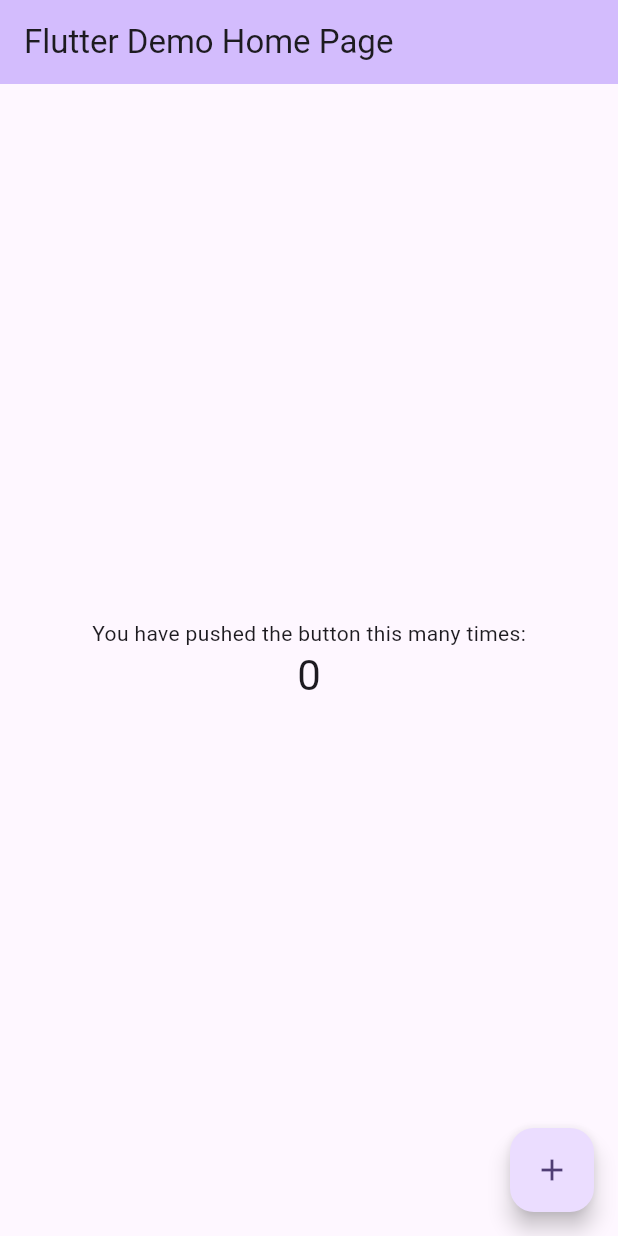
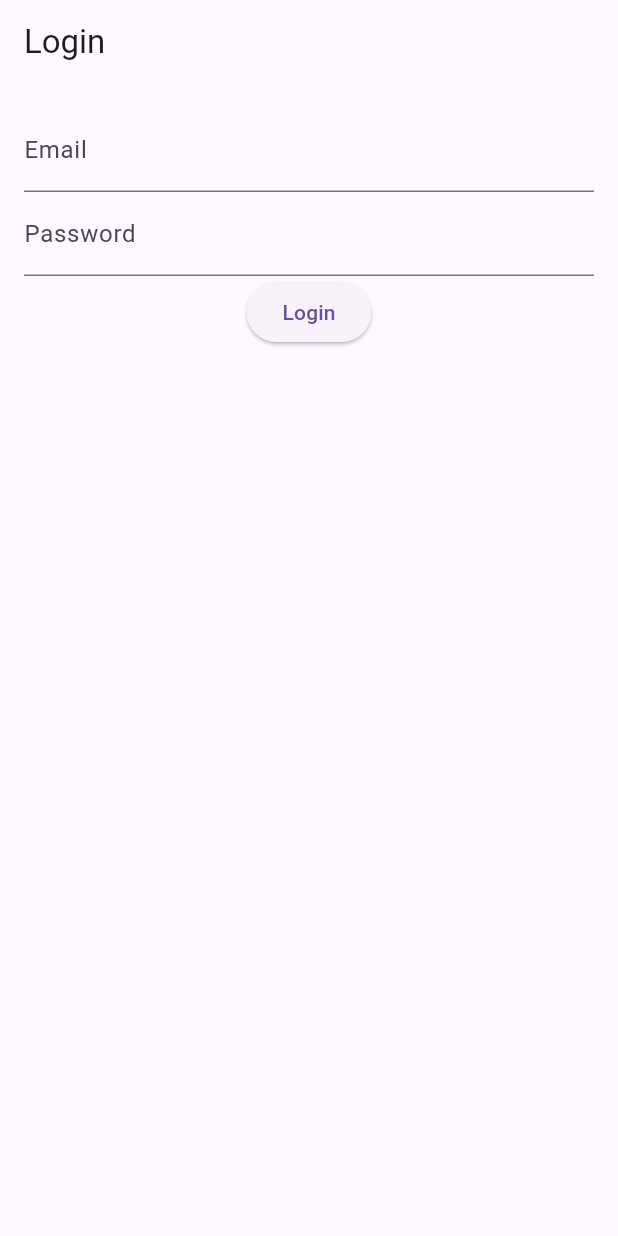
Before and after one commit to ih27/Doracle, a Flutter app: the screen it shows after launch, on a phone screen of 412 x 824 dp. Run offline on Flutter 3.47's test engine with Material 3 defaults, Android fonts, the light colour scheme and no system bars; our stand-ins replace firebase_auth, firebase_core, flutter_dotenv; accounts and stored records are empty.

Commit message:
feat: generic setup done with login screen

```diff
--- /dev/null
+++ b/lib/login_screen.dart
@@ -0,0 +1,46 @@
+import 'package:flutter/material.dart';
+import 'package:firebase_auth/firebase_auth.dart';
+
+class LoginScreen extends StatefulWidget {
+  @override
+  _LoginScreenState createState() => _LoginScreenState();
+}
+
+class _LoginScreenState extends State<LoginScreen> {
+  final FirebaseAuth _auth = FirebaseAuth.instance;
+  final TextEditingController _emailController = TextEditingController();
+  final TextEditingController _passwordController = TextEditingController();
+
+  void _login() async {
+    try {
+      UserCredential userCredential = await _auth.signInWithEmailAndPassword(
+        email: _emailController.text,
+        password: _passwordController.text,
+      );
+      // Navigate to home screen
+    } on FirebaseAuthException catch (e) {
+      // Handle error
+    }
+  }
+
+  @override
+  Widget build(BuildContext context) {
+    return Scaffold(
+      appBar: AppBar(title: const Text('Login')),
+      body: Padding(
+        padding: const EdgeInsets.all(16.0),
+        child: Column(
+          children: [
+            TextField(
+                controller: _emailController,
+                decoration: const InputDecoration(labelText: 'Email')),
+            TextField(
+                controller: _passwordController,
+                decoration: const InputDecoration(labelText: 'Password')),
+            ElevatedButton(onPressed: _login, child: const Text('Login')),
+          ],
+        ),
+      ),
+    );
+  }
+}
--- a/lib/main.dart
+++ b/lib/main.dart
@@ -1,125 +1,32 @@
+import 'package:firebase_core/firebase_core.dart';
+import 'package:flutter_dotenv/flutter_dotenv.dart';
 import 'package:flutter/material.dart';
+import 'login_screen.dart';
 
-void main() {
-  runApp(const MyApp());
+void main() async {
+  WidgetsFlutterBinding.ensureInitialized();
+  await dotenv.load(fileName: ".env");
+
+  FirebaseOptions firebaseOptions = FirebaseOptions(
+    apiKey: dotenv.env['FIREBASE_API_KEY']!,
+    authDomain: dotenv.env['FIREBASE_AUTH_DOMAIN']!,
+    projectId: dotenv.env['FIREBASE_PROJECT_ID']!,
+    storageBucket: dotenv.env['FIREBASE_STORAGE_BUCKET']!,
+    messagingSenderId: dotenv.env['FIREBASE_MESSAGING_SENDER_ID']!,
+    appId: dotenv.env['FIREBASE_APP_ID']!,
+    measurementId: dotenv.env['FIREBASE_MEASUREMENT_ID'],
+  );
+
+  await Firebase.initializeApp(options: firebaseOptions);
+
+  runApp(MyApp());
 }
 
 class MyApp extends StatelessWidget {
-  const MyApp({super.key});
-
-  // This widget is the root of your application.
   @override
   Widget build(BuildContext context) {
     return MaterialApp(
-      title: 'Flutter Demo',
-      theme: ThemeData(
-        // This is the theme of your application.
-        //
-        // TRY THIS: Try running your application with "flutter run". You'll see
-        // the application has a purple toolbar. Then, without quitting the app,
-        // try changing the seedColor in the colorScheme below to Colors.green
-        // and then invoke "hot reload" (save your changes or press the "hot
-        // reload" button in a Flutter-supported IDE, or press "r" if you used
-        // the command line to start the app).
-        //
-        // Notice that the counter didn't reset back to zero; the application
-        // state is not lost during the reload. To reset the state, use hot
-        // restart instead.
-        //
-        // This works for code too, not just values: Most code changes can be
-        // tested with just a hot reload.
-        colorScheme: ColorScheme.fromSeed(seedColor: Colors.deepPurple),
-        useMaterial3: true,
-      ),
-      home: const MyHomePage(title: 'Flutter Demo Home Page'),
+      home: LoginScreen(),
     );
   }
 }
-
-class MyHomePage extends StatefulWidget {
-  const MyHomePage({super.key, required this.title});
-
-  // This widget is the home page of your application. It is stateful, meaning
-  // that it has a State object (defined below) that contains fields that affect
-  // how it looks.
-
-  // This class is the configuration for the state. It holds the values (in this
-  // case the title) provided by the parent (in this case the App widget) and
-  // used by the build method of the State. Fields in a Widget subclass are
-  // always marked "final".
-
-  final String title;
-
-  @override
-  State<MyHomePage> createState() => _MyHomePageState();
-}
-
-class _MyHomePageState extends State<MyHomePage> {
-  int _counter = 0;
-
-  void _incrementCounter() {
-    setState(() {
-      // This call to setState tells the Flutter framework that something has
-      // changed in this State, which causes it to rerun the build method below
-      // so that the display can reflect the updated values. If we changed
-      // _counter without calling setState(), then the build method would not be
-      // called again, and so nothing would appear to happen.
-      _counter++;
-    });
-  }
-
-  @override
-  Widget build(BuildContext context) {
-    // This method is rerun every time setState is called, for instance as done
-    // by the _incrementCounter method above.
-    //
-    // The Flutter framework has been optimized to make rerunning build methods
-    // fast, so that you can just rebuild anything that needs updating rather
-    // than having to individually change instances of widgets.
-    return Scaffold(
-      appBar: AppBar(
-        // TRY THIS: Try changing the color here to a specific color (to
-        // Colors.amber, perhaps?) and trigger a hot reload to see the AppBar
-        // change color while the other colors stay the same.
-        backgroundColor: Theme.of(context).colorScheme.inversePrimary,
-        // Here we take the value from the MyHomePage object that was created by
-        // the App.build method, and use it to set our appbar title.
-        title: Text(widget.title),
-      ),
-      body: Center(
-        // Center is a layout widget. It takes a single child and positions it
-        // in the middle of the parent.
-        child: Column(
-          // Column is also a layout widget. It takes a list of children and
-          // arranges them vertically. By default, it sizes itself to fit its
-          // children horizontally, and tries to be as tall as its parent.
-          //
-          // Column has various properties to control how it sizes itself and
-          // how it positions its children. Here we use mainAxisAlignment to
-          // center the children vertically; the main axis here is the vertical
-          // axis because Columns are vertical (the cross axis would be
-          // horizontal).
-          //
-          // TRY THIS: Invoke "debug painting" (choose the "Toggle Debug Paint"
-          // action in the IDE, or press "p" in the console), to see the
-          // wireframe for each widget.
-          mainAxisAlignment: MainAxisAlignment.center,
-          children: <Widget>[
-            const Text(
-              'You have pushed the button this many times:',
-            ),
-            Text(
-              '$_counter',
-              style: Theme.of(context).textTheme.headlineMedium,
-            ),
-          ],
-        ),
-      ),
-      floatingActionButton: FloatingActionButton(
-        onPressed: _incrementCounter,
-        tooltip: 'Increment',
-        child: const Icon(Icons.add),
-      ), // This trailing comma makes auto-formatting nicer for build methods.
-    );
-  }
-}
```
Also changed, not shown: pubspec.yaml (+7 -4 lines), pubspec.lock, 15 other files.
